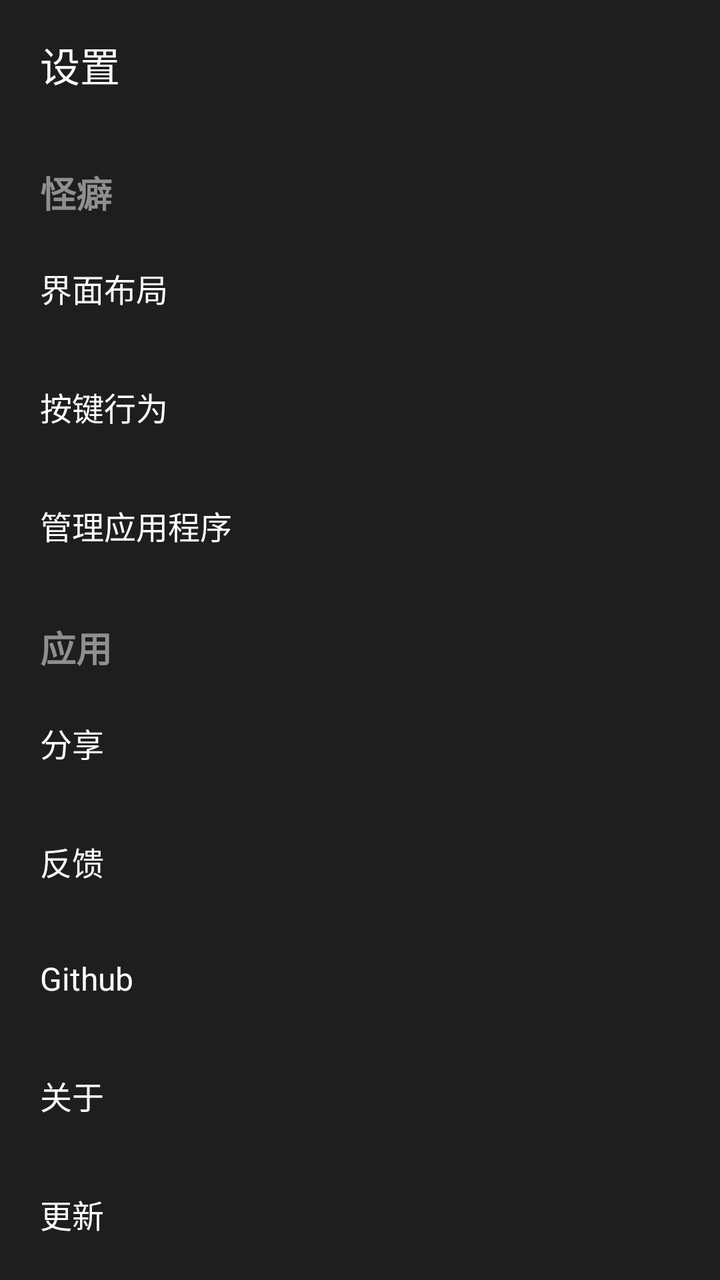
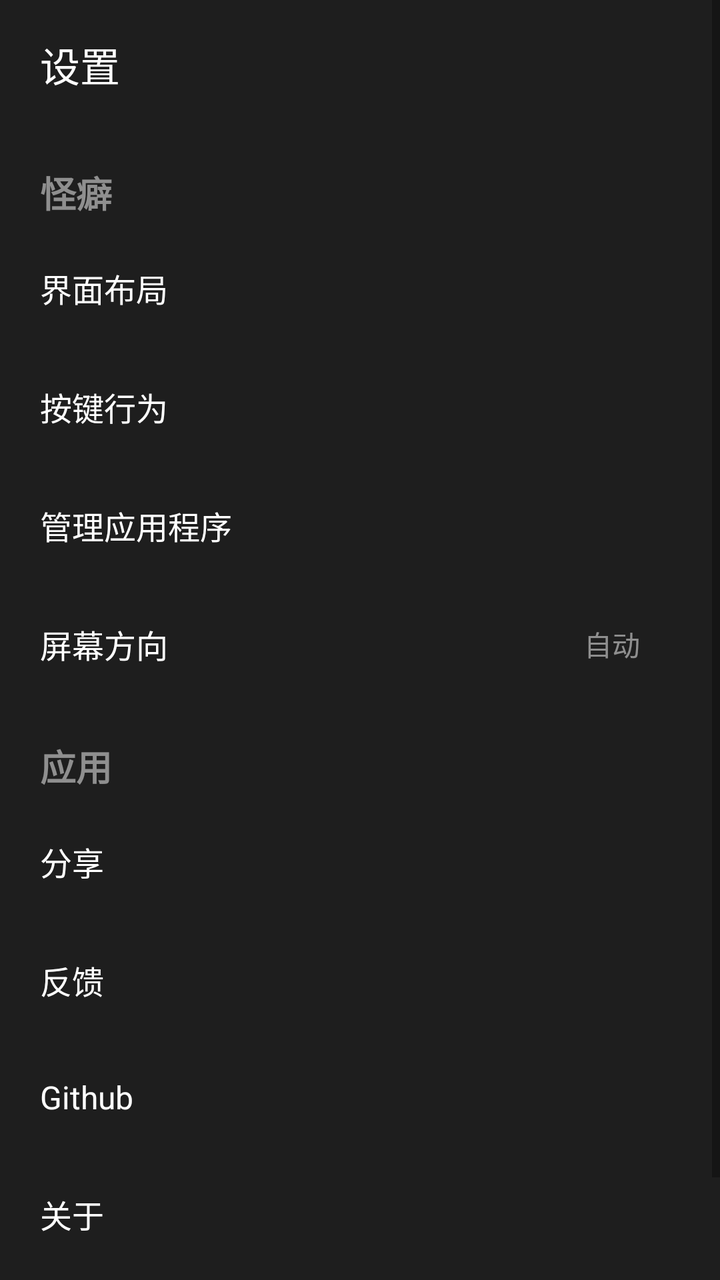

Two renders of the same Android screen: before a commit and after it. Below are the layout's source before the change and the commit's diff.
<!-- AndroidManifest.xml: application theme Theme.ADBTVRemoteControl -->
<!-- res/layout/activity_setting.xml -->
<?xml version="1.0" encoding="utf-8"?>
<ScrollView xmlns:android="http://schemas.android.com/apk/res/android"
    xmlns:app="http://schemas.android.com/apk/res-auto"
    xmlns:tools="http://schemas.android.com/tools"
    android:id="@+id/main_activity_setting"
    android:layout_width="match_parent"
    android:layout_height="match_parent"
    android:background="@color/main_bg_color"
    android:orientation="vertical"
    tools:context=".activity.SettingActivity">

    <LinearLayout
        android:layout_width="match_parent"
        android:layout_height="wrap_content"
        android:orientation="vertical">

        <androidx.appcompat.widget.Toolbar
            android:id="@+id/toolbar"
            android:layout_width="match_parent"
            android:layout_height="65dp"
            android:background="?attr/colorPrimary"
            android:minHeight="?attr/actionBarSize"
            android:theme="?attr/actionBarTheme"
            app:contentInsetStart="20dp">

            <TextView
                android:layout_width="wrap_content"
                android:layout_height="wrap_content"
                android:layout_gravity="start"
                android:text="@string/text_setting"
                android:textColor="@color/text_color"
                android:textSize="20sp" />

            <ImageButton
                android:id="@+id/btn_setting_back"
                android:layout_width="60dp"
                android:layout_height="60dp"
                android:layout_gravity="end"
                android:background="@drawable/background_btn_circle_tr_ps"
                android:contentDescription="@string/text_return"
                android:scaleType="fitCenter"
                app:srcCompat="@drawable/ic_x"
                app:tint="@color/text_color" />

        </androidx.appcompat.widget.Toolbar>

        <LinearLayout
            android:layout_width="match_parent"
            android:layout_height="wrap_content"
            android:background="@drawable/background_border_bottom"
            android:orientation="vertical">

            <TextView
                android:id="@+id/tv_title_quirk"
                android:layout_width="match_parent"
                android:layout_height="wrap_content"
                android:paddingStart="20dp"
                android:paddingTop="18dp"
                android:paddingEnd="20dp"
                android:paddingBottom="5dp"
                android:text="@string/text_quirk"
                android:textColor="@color/text_color_gray"
                android:textSize="18sp"
                android:textStyle="bold" />

            <LinearLayout
                android:id="@+id/layout_setting_layout"
                android:layout_width="match_parent"
                android:layout_height="wrap_content"
                android:background="@drawable/background_setting_item"
                android:clickable="true"
                android:focusable="true"
                android:gravity="center_vertical"
                android:orientation="horizontal"
                android:paddingStart="20dp"
                android:paddingTop="18dp"
                android:paddingEnd="20dp"
                android:paddingBottom="18dp">

                <TextView
                    android:layout_width="wrap_content"
                    android:layout_height="wrap_content"
                    android:text="@string/text_layout"
                    android:textColor="@color/text_color"
                    android:textSize="16sp" />

                <TextView
                    android:layout_width="0dp"
                    android:layout_height="match_parent"
                    android:layout_weight="1" />

                <ImageButton
                    android:layout_width="20dp"
                    android:layout_height="20dp"
                    android:background="@android:color/transparent"
                    android:contentDescription="@string/text_enter"
                    android:scaleType="fitCenter"
                    app:srcCompat="@drawable/ic_arrow_right"
                    app:tint="@color/text_color" />

            </LinearLayout>

            <LinearLayout
                android:id="@+id/layout_setting_behavior"
                android:layout_width="match_parent"
                android:layout_height="wrap_content"
                android:background="@drawable/background_setting_item"
                android:clickable="true"
                android:focusable="true"
                android:gravity="center_vertical"
                android:orientation="horizontal"
                android:paddingStart="20dp"
                android:paddingTop="18dp"
                android:paddingEnd="20dp"
                android:paddingBottom="18dp">

                <TextView
                    android:layout_width="wrap_content"
                    android:layout_height="wrap_content"
                    android:text="@string/text_action"
                    android:textColor="@color/text_color"
                    android:textSize="16sp" />

                <TextView
                    android:layout_width="0dp"
                    android:layout_height="match_parent"
                    android:layout_weight="1" />

                <ImageButton
                    android:layout_width="20dp"
                    android:layout_height="20dp"
                    android:background="@android:color/transparent"
                    android:contentDescription="@string/text_enter"
                    android:scaleType="fitCenter"
                    app:srcCompat="@drawable/ic_arrow_right"
                    app:tint="@color/text_color" />

            </LinearLayout>

            <LinearLayout
                android:id="@+id/layout_setting_mgr_apps"
                android:layout_width="match_parent"
                android:layout_height="wrap_content"
                android:background="@drawable/background_setting_item"
                android:clickable="true"
                android:focusable="true"
                android:gravity="center_vertical"
                android:orientation="horizontal"
                android:paddingStart="20dp"
                android:paddingTop="18dp"
                android:paddingEnd="20dp"
                android:paddingBottom="18dp">

                <TextView
                    android:layout_width="wrap_content"
                    android:layout_height="wrap_content"
                    android:text="@string/text_manage_app"
                    android:textColor="@color/text_color"
                    android:textSize="16sp" />

                <TextView
                    android:layout_width="0dp"
                    android:layout_height="match_parent"
                    android:layout_weight="1" />

                <ImageButton
                    android:layout_width="20dp"
                    android:layout_height="20dp"
                    android:background="@android:color/transparent"
                    android:contentDescription="@string/text_enter"
                    android:scaleType="fitCenter"
                    app:srcCompat="@drawable/ic_arrow_right"
                    app:tint="@color/text_color" />

            </LinearLayout>

        </LinearLayout>

        <LinearLayout
            android:layout_width="match_parent"
            android:layout_height="wrap_content"
            android:orientation="vertical">

            <TextView
                android:id="@+id/tv_title_app"
                android:layout_width="match_parent"
                android:layout_height="wrap_content"
                android:paddingStart="20dp"
                android:paddingTop="18dp"
                android:paddingEnd="20dp"
                android:paddingBottom="5dp"
                android:text="@string/text_app"
                android:textColor="@color/text_color_gray"
                android:textSize="18sp"
                android:textStyle="bold" />

            <LinearLayout
                android:id="@+id/layout_setting_share"
                android:layout_width="match_parent"
                android:layout_height="wrap_content"
                android:background="@drawable/background_setting_item"
                android:clickable="true"
                android:focusable="true"
                android:gravity="center_vertical"
                android:orientation="horizontal"
                android:paddingStart="20dp"
                android:paddingTop="18dp"
                android:paddingEnd="20dp"
                android:paddingBottom="18dp">

                <TextView
                    android:layout_width="wrap_content"
                    android:layout_height="wrap_content"
                    android:text="@string/text_share"
                    android:textColor="@color/text_color"
                    android:textSize="16sp" />

                <TextView
                    android:layout_width="0dp"
                    android:layout_height="match_parent"
                    android:layout_weight="1" />

                <ImageButton
                    android:layout_width="18dp"
                    android:layout_height="15dp"
                    android:background="@android:color/transparent"
                    android:contentDescription="@string/text_share"
                    android:scaleType="fitCenter"
                    app:srcCompat="@drawable/ic_share"
                    app:tint="@color/text_color" />

            </LinearLayout>

            <LinearLayout
                android:id="@+id/layout_setting_fallback"
                android:layout_width="match_parent"
                android:layout_height="wrap_content"
                android:background="@drawable/background_setting_item"
                android:clickable="true"
                android:focusable="true"
                android:gravity="center_vertical"
                android:orientation="horizontal"
                android:paddingStart="20dp"
                android:paddingTop="18dp"
                android:paddingEnd="20dp"
                android:paddingBottom="18dp">

                <TextView
                    android:layout_width="wrap_content"
                    android:layout_height="wrap_content"
                    android:text="@string/text_fallback"
                    android:textColor="@color/text_color"
                    android:textSize="16sp" />

                <TextView
                    android:layout_width="0dp"
                    android:layout_height="match_parent"
                    android:layout_weight="1" />

                <ImageButton
                    android:layout_width="20dp"
                    android:layout_height="20dp"
                    android:background="@android:color/transparent"
                    android:contentDescription="@string/text_fallback"
                    android:scaleType="fitCenter"
                    app:srcCompat="@drawable/ic_fallback"
                    app:tint="@color/text_color" />

            </LinearLayout>

            <LinearLayout
                android:id="@+id/layout_setting_github"
                android:layout_width="match_parent"
                android:layout_height="wrap_content"
                android:background="@drawable/background_setting_item"
                android:clickable="true"
                android:focusable="true"
                android:gravity="center_vertical"
                android:orientation="horizontal"
                android:paddingStart="20dp"
                android:paddingTop="18dp"
                android:paddingEnd="20dp"
                android:paddingBottom="18dp">

                <TextView
                    android:layout_width="wrap_content"
                    android:layout_height="wrap_content"
                    android:text="@string/text_github"
                    android:textColor="@color/text_color"
                    android:textSize="16sp" />

                <TextView
                    android:layout_width="0dp"
                    android:layout_height="match_parent"
                    android:layout_weight="1" />

                <ImageButton
                    android:layout_width="20dp"
                    android:layout_height="20dp"
                    android:background="@android:color/transparent"
                    android:contentDescription="@string/text_github"
                    android:scaleType="fitCenter"
                    app:srcCompat="@drawable/ic_github"
                    app:tint="@color/text_color" />

            </LinearLayout>

            <LinearLayout
                android:id="@+id/layout_setting_about"
                android:layout_width="match_parent"
                android:layout_height="wrap_content"
                android:background="@drawable/background_setting_item"
                android:clickable="true"
                android:focusable="true"
                android:gravity="center_vertical"
                android:orientation="horizontal"
                android:paddingStart="20dp"
                android:paddingTop="18dp"
                android:paddingEnd="20dp"
                android:paddingBottom="18dp">

                <TextView
                    android:layout_width="wrap_content"
                    android:layout_height="wrap_content"
                    android:text="@string/text_about"
                    android:textColor="@color/text_color"
                    android:textSize="16sp" />

                <TextView
                    android:layout_width="0dp"
                    android:layout_height="match_parent"
                    android:layout_weight="1" />

                <ImageButton
                    android:layout_width="20dp"
                    android:layout_height="20dp"
                    android:background="@android:color/transparent"
                    android:contentDescription="@string/text_about"
                    android:scaleType="fitCenter"
                    app:srcCompat="@drawable/ic_about"
                    app:tint="@color/text_color" />


            </LinearLayout>

            <LinearLayout
                android:id="@+id/layout_setting_update"
                android:layout_width="match_parent"
                android:layout_height="wrap_content"
                android:background="@drawable/background_setting_item"
                android:clickable="true"
                android:focusable="true"
                android:gravity="center_vertical"
                android:orientation="horizontal"
                android:paddingStart="20dp"
                android:paddingTop="18dp"
                android:paddingEnd="20dp"
                android:paddingBottom="18dp">

                <TextView
                    android:layout_width="wrap_content"
                    android:layout_height="wrap_content"
                    android:text="@string/text_update"
                    android:textColor="@color/text_color"
                    android:textSize="16sp" />

                <TextView
                    android:layout_width="0dp"
                    android:layout_height="match_parent"
                    android:layout_weight="1" />

                <ImageButton
                    android:layout_width="20dp"
                    android:layout_height="20dp"
                    android:background="@android:color/transparent"
                    android:contentDescription="@string/text_update"
                    android:scaleType="fitCenter"
                    app:srcCompat="@drawable/ic_update"
                    app:tint="@color/text_color" />

            </LinearLayout>

        </LinearLayout>

    </LinearLayout>

</ScrollView>
<!-- resources referenced by this layout -->
<resources>
  <!-- drawable background_border_bottom (drawable) -->
  <?xml version="1.0" encoding="utf-8"?>
  <layer-list xmlns:android="http://schemas.android.com/apk/res/android">
      <item>
          <shape>
              <solid android:color="@color/border_line_color" />
          </shape>
      </item>
      <item android:bottom="1dp">
          <shape>
              <solid android:color="@color/main_bg_color" />
          </shape>
      </item>
  </layer-list>
  <!-- drawable background_btn_circle_tr_ps (drawable) -->
  <?xml version="1.0" encoding="utf-8"?>
  <selector xmlns:android="http://schemas.android.com/apk/res/android">
      <item android:state_pressed="false">
          <shape android:shape="rectangle">
              <corners android:radius="360dip" />
              <padding android:bottom="16dp" android:left="16dp" android:right="16dp" android:top="16dp" />
          </shape>
      </item>
      <item android:state_pressed="true">
          <shape android:shape="rectangle">
              <solid android:color="@color/btn_bg_color" />
              <corners android:radius="360dip" />
              <padding android:bottom="16dp" android:left="16dp" android:right="16dp" android:top="16dp" />
          </shape>
      </item>
  </selector>
  <!-- drawable background_setting_item (drawable) -->
  <?xml version="1.0" encoding="utf-8"?>
  <selector xmlns:android="http://schemas.android.com/apk/res/android">
      <item android:state_pressed="true">
          <shape android:shape="rectangle">
              <solid android:color="@color/btn_bg_color" />
          </shape>
      </item>
      <item android:state_pressed="false">
          <color android:color="@color/main_bg_color" />
      </item>
  </selector>
  <!-- drawable ic_about (drawable) -->
  <?xml version="1.0" encoding="utf-8"?>
  <vector xmlns:android="http://schemas.android.com/apk/res/android"
      android:width="64dp"
      android:height="64dp"
      android:viewportWidth="1024"
      android:viewportHeight="1024">
  
      <path
          android:fillColor="#000000"
          android:pathData="M523.52,965.12 A448,448,0,1,1,971.52,517.12 A448,448,0,0,1,523.52,965.12 Z
          M523.52,133.12 A384,384,0,1,0,907.52,517.12 A384,384,0,0,0,523.52,133.12 Z" />
      <path
          android:fillColor="#000000"
          android:pathData="M523.52,772.16 A32,32,0,0,1,491.52,740.16 L491.52,448 A32,32,0,0,1,555.52,448
          L555.52,740.8 A32,32,0,0,1,523.52,772.16 Z" />
      <path
          android:fillColor="#000000"
          android:pathData="M523.52,293.12 M475.52,293.12 A48,48,0,1,0,571.52,293.12
          A48,48,0,1,0,475.52,293.12 Z" />
  </vector>
  <!-- drawable ic_arrow_right (drawable) -->
  <?xml version="1.0" encoding="utf-8"?>
  <vector xmlns:android="http://schemas.android.com/apk/res/android"
      android:width="64dp"
      android:height="64dp"
      android:viewportWidth="1024"
      android:viewportHeight="1024">
  
      <path
          android:fillColor="#000000"
          android:pathData="M384,810.667 C371.2,810.667,362.667,806.4,354.133,797.867
          C337.066,780.8,337.066,755.2,354.133,738.134 L580.266,512.001 L354.133,285.868
          C337.066,268.801,337.066,243.201,354.133,226.135 S396.8,209.068,413.866,226.135
          L669.866,482.135 C686.933,499.202,686.933,524.802,669.866,541.868
          L413.866,797.868 C405.333,806.401,396.799,810.668,383.999,810.668 Z" />
  </vector>
  <!-- drawable ic_fallback (drawable) -->
  <?xml version="1.0" encoding="utf-8"?>
  <vector xmlns:android="http://schemas.android.com/apk/res/android"
      android:width="64dp"
      android:height="64dp"
      android:viewportWidth="1024"
      android:viewportHeight="1024">
  
      <path
          android:fillColor="#000000"
          android:pathData="M128,938.667 C123.733,938.667,115.2,938.667,110.933,934.4
          C93.8663,930.133,85.333,913.067,85.333,896 L85.333,213.333
          C85.333,140.8,140.8,85.333,213.333,85.333 L810.666,85.333
          C883.199,85.333,938.666,140.8,938.666,213.333 L938.666,640
          C938.666,712.533,883.199,768,810.666,768 L315.733,768 L157.867,925.867
          C149.334,934.4,140.8,938.667,128,938.667 Z M213.333,170.667
          C187.733,170.667,170.667,187.733,170.667,213.333 L170.667,793.6 L268.8,695.467
          C277.333,686.934,285.867,682.667,298.667,682.667 L810.667,682.667
          C836.267,682.667,853.334,665.6,853.334,640 L853.334,213.333
          C853.334,187.733,836.267,170.667,810.667,170.667 L213.333,170.667 Z" />
  </vector>
  <!-- drawable ic_github: vector/xml drawable (drawable, 2836 chars, omitted) -->
  <!-- drawable ic_share (drawable) -->
  <?xml version="1.0" encoding="utf-8"?>
  <vector xmlns:android="http://schemas.android.com/apk/res/android"
      android:width="64dp"
      android:height="64dp"
      android:viewportWidth="1024"
      android:viewportHeight="1024">
  
      <path
          android:fillColor="#262626"
          android:pathData="M625.792,302.912 L625.792,64 L1024,482.112 L625.792,900.288 L625.792,655.36
  C341.312,655.36,142.208,750.912,0,960
  C56.896,661.312,227.584,362.688,625.792,302.912 Z" />
  </vector>
  <!-- drawable ic_update (drawable) -->
  <?xml version="1.0" encoding="utf-8"?>
  <vector xmlns:android="http://schemas.android.com/apk/res/android"
      android:width="32dp"
      android:height="32dp"
      android:viewportWidth="32"
      android:viewportHeight="32">
  
      <path
          android:fillColor="#000000"
          android:pathData="M21,24 L11,24 A2,2,0,0,0,9,26 L9,28 A2,2,0,0,0,11,30 L21,30 A2,2,0,0,0,23,28
          L23,26 A2,2,0,0,0,21,24 M21,28 L11,28 L11,26 L21,26 Z M28.707,14.293
          L16.707,2.293 A1,1,0,0,0,15.293,2.293 L3.293,14.293 A1,1,0,0,0,4,16 L9,16 L9,20
          A2,2,0,0,0,11,22 L21,22 A2.003,2.003,0,0,0,23,20 L23,16 L28,16
          A1,1,0,0,0,28.707,14.293 M21,14 L21,20 L11,20 L11,14 L6.414,14 L16,4.414
          L25.586,14 Z" />
  </vector>
  <!-- drawable ic_x (drawable) -->
  <?xml version="1.0" encoding="utf-8"?>
  <vector xmlns:android="http://schemas.android.com/apk/res/android"
      android:width="100dp"
      android:height="100dp"
      android:viewportWidth="1024"
      android:viewportHeight="1024">
  
      <path
          android:fillColor="#63e2b7"
          android:pathData="M256,810.667 C243.2,810.667,234.667,806.4,226.133,797.867
          C209.066,780.8,209.066,755.2,226.133,738.134 L738.133,226.134
          C755.2,209.067,780.8,209.067,797.866,226.134 S814.933,268.801,797.866,285.867
          L285.866,797.867 C277.333,806.4,268.799,810.667,255.999,810.667 Z" />
      <path
          android:fillColor="#63e2b7"
          android:pathData="M768,810.667 C755.2,810.667,746.667,806.4,738.133,797.867 L226.133,285.867
          C209.066,268.8,209.066,243.2,226.133,226.134 S268.8,209.067,285.866,226.134
          L797.866,738.134 C814.933,755.201,814.933,780.801,797.866,797.867
          C789.333,806.4,780.799,810.667,767.999,810.667 Z" />
  </vector>
  <!-- unchanged entries left out for length: 25 -->
</resources>

<!-- the commit's change to res/layout/activity_setting.xml (unified diff, before → after) -->
@@ -174,6 +174,51 @@
 
             </LinearLayout>
 
+            <LinearLayout
+                android:id="@+id/layout_setting_orientation"
+                android:layout_width="match_parent"
+                android:layout_height="wrap_content"
+                android:background="@drawable/background_setting_item"
+                android:clickable="true"
+                android:focusable="true"
+                android:gravity="center_vertical"
+                android:orientation="horizontal"
+                android:paddingStart="20dp"
+                android:paddingTop="18dp"
+                android:paddingEnd="20dp"
+                android:paddingBottom="18dp">
+
+                <TextView
+                    android:layout_width="wrap_content"
+                    android:layout_height="wrap_content"
+                    android:text="@string/text_screen_orientation"
+                    android:textColor="@color/text_color"
+                    android:textSize="16sp" />
+
+                <TextView
+                    android:layout_width="0dp"
+                    android:layout_height="match_parent"
+                    android:layout_weight="1" />
+
+                <TextView
+                    android:id="@+id/tv_orientation_value"
+                    android:layout_width="wrap_content"
+                    android:layout_height="wrap_content"
+                    android:text="@string/text_auto_orientation"
+                    android:textColor="@color/text_color_gray"
+                    android:textSize="14sp" />
+
+                <ImageButton
+                    android:layout_width="20dp"
+                    android:layout_height="20dp"
+                    android:background="@android:color/transparent"
+                    android:contentDescription="@string/text_enter"
+                    android:scaleType="fitCenter"
+                    app:srcCompat="@drawable/ic_arrow_right"
+                    app:tint="@color/text_color" />
+
+            </LinearLayout>
+
         </LinearLayout>
 
         <LinearLayout
<!-- resource entries referenced after the edit -->
@@ -2,6 +2,7 @@
 <resources>
   <!-- drawable background_border_bottom (drawable) -->
   <?xml version="1.0" encoding="utf-8"?>
+  
   <layer-list xmlns:android="http://schemas.android.com/apk/res/android">
       <item>
           <shape>
@@ -16,6 +17,7 @@
   </layer-list>
   <!-- drawable background_btn_circle_tr_ps (drawable) -->
   <?xml version="1.0" encoding="utf-8"?>
+  
   <selector xmlns:android="http://schemas.android.com/apk/res/android">
       <item android:state_pressed="false">
           <shape android:shape="rectangle">
@@ -33,6 +35,7 @@
   </selector>
   <!-- drawable background_setting_item (drawable) -->
   <?xml version="1.0" encoding="utf-8"?>
+  
   <selector xmlns:android="http://schemas.android.com/apk/res/android">
       <item android:state_pressed="true">
           <shape android:shape="rectangle">
@@ -45,6 +48,7 @@
   </selector>
   <!-- drawable ic_about (drawable) -->
   <?xml version="1.0" encoding="utf-8"?>
+  
   <vector xmlns:android="http://schemas.android.com/apk/res/android"
       android:width="64dp"
       android:height="64dp"
@@ -66,6 +70,7 @@
   </vector>
   <!-- drawable ic_arrow_right (drawable) -->
   <?xml version="1.0" encoding="utf-8"?>
+  
   <vector xmlns:android="http://schemas.android.com/apk/res/android"
       android:width="64dp"
       android:height="64dp"
@@ -82,6 +87,7 @@
   </vector>
   <!-- drawable ic_fallback (drawable) -->
   <?xml version="1.0" encoding="utf-8"?>
+  
   <vector xmlns:android="http://schemas.android.com/apk/res/android"
       android:width="64dp"
       android:height="64dp"
@@ -101,9 +107,10 @@
           C836.267,682.667,853.334,665.6,853.334,640 L853.334,213.333
           C853.334,187.733,836.267,170.667,810.667,170.667 L213.333,170.667 Z" />
   </vector>
-  <!-- drawable ic_github: vector/xml drawable (drawable, 2836 chars, omitted) -->
+  <!-- drawable ic_github: vector/xml drawable (drawable, 2837 chars, omitted) -->
   <!-- drawable ic_share (drawable) -->
   <?xml version="1.0" encoding="utf-8"?>
+  
   <vector xmlns:android="http://schemas.android.com/apk/res/android"
       android:width="64dp"
       android:height="64dp"
@@ -118,6 +125,7 @@
   </vector>
   <!-- drawable ic_update (drawable) -->
   <?xml version="1.0" encoding="utf-8"?>
+  
   <vector xmlns:android="http://schemas.android.com/apk/res/android"
       android:width="32dp"
       android:height="32dp"
@@ -135,6 +143,7 @@
   </vector>
   <!-- drawable ic_x (drawable) -->
   <?xml version="1.0" encoding="utf-8"?>
+  
   <vector xmlns:android="http://schemas.android.com/apk/res/android"
       android:width="100dp"
       android:height="100dp"
@@ -154,6 +163,8 @@
           L797.866,738.134 C814.933,755.201,814.933,780.801,797.866,797.867
           C789.333,806.4,780.799,810.667,767.999,810.667 Z" />
   </vector>
+  <string name="text_auto_orientation">自动</string>
+  <string name="text_screen_orientation">屏幕方向</string>
   <!-- unchanged entries left out for length: 25 -->
 </resources>
 
